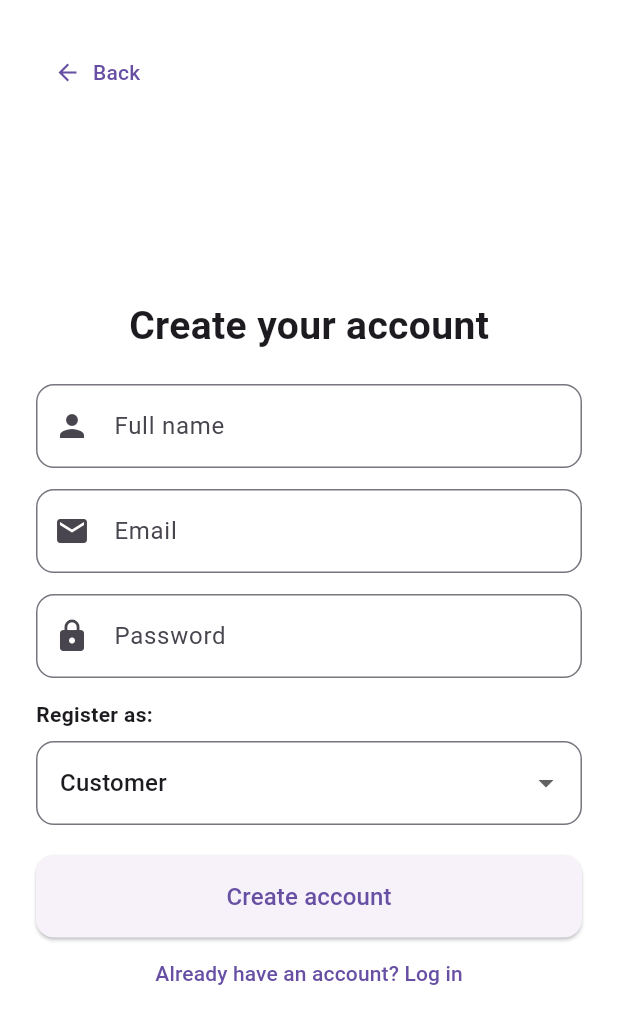
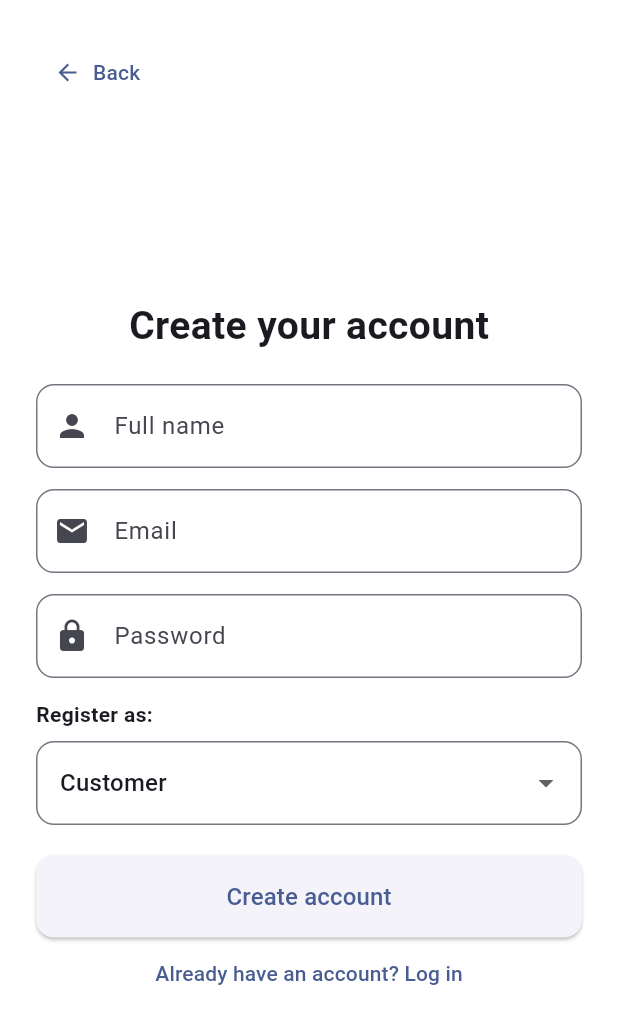
Before and after one commit to rtamb0/incanteen, a Flutter app: the SignupPage screen opened by its route, on a phone screen of 412 x 824 dp. Shown: the top 1024 px of the screen. Run offline on Flutter 3.47's test engine with Material 3 defaults, Android fonts, the phone set to English and light mode, and no system bars; our stand-ins replace cloud_firestore, dio, firebase_auth, firebase_core, firebase_messaging, shared_preferences; missing offline and left inert: dart_jsonwebtoken; accounts and stored records are empty.

Commit message:
Use new ThemeData structure

```diff
--- a/lib/themes/themes.dart
+++ b/lib/themes/themes.dart
@@ -1,8 +1,8 @@
 import 'package:flutter/material.dart';
 import 'package:incanteen/constants/style/style_constants.dart';
 
-ThemeData lightTheme = ThemeData(
+final ThemeData lightTheme = ThemeData(
   useMaterial3: true,
-  primaryColor: StyleConstants.colorOfApp,
+  colorScheme: ColorScheme.fromSeed(seedColor: StyleConstants.colorOfApp),
   scaffoldBackgroundColor: StyleConstants.scaffoldBackgroundColor,
 );
```
